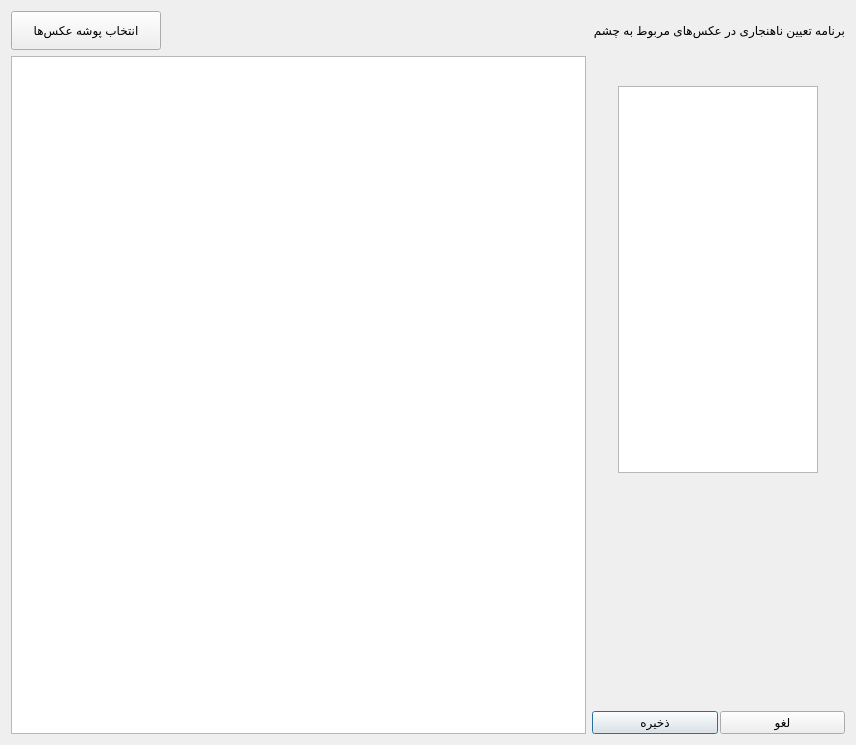
gnamiro/labelingImage, file retinal.ui: the form before one commit.
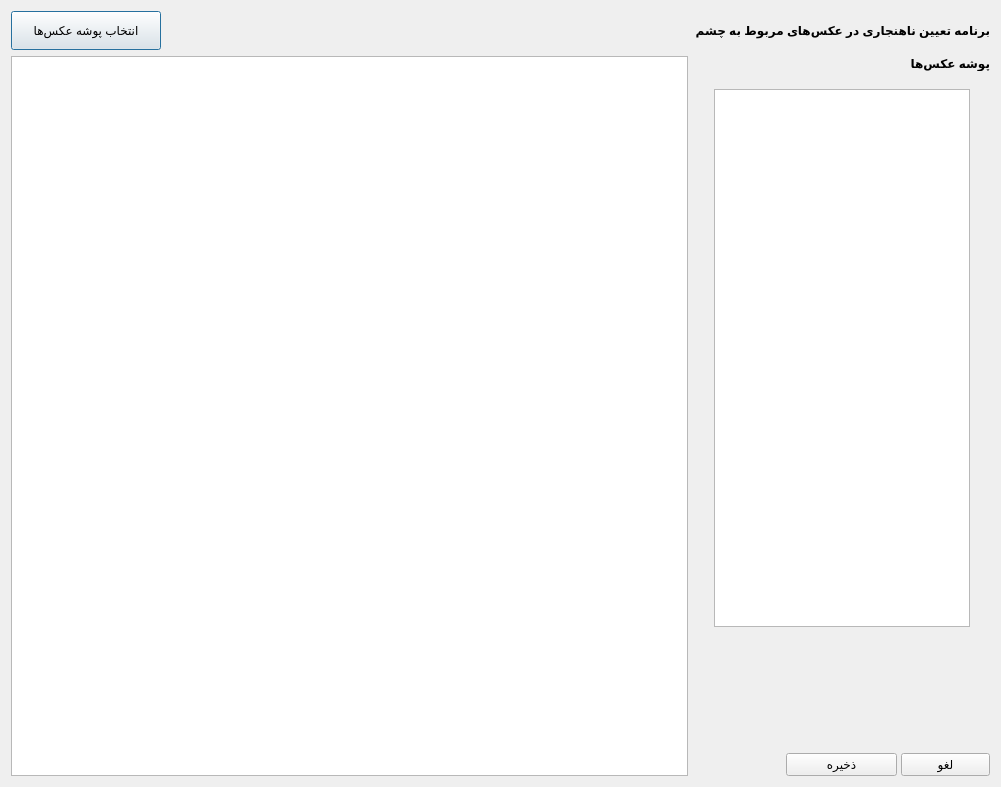
The form after the commit.

Commit message: FIX: fix resize problem of widgets inside app

```diff
--- a/retinal.ui
+++ b/retinal.ui
@@ -6,47 +6,14 @@
    <rect>
     <x>0</x>
     <y>0</y>
-    <width>856</width>
-    <height>745</height>
+    <width>1001</width>
+    <height>787</height>
    </rect>
   </property>
   <property name="windowTitle">
    <string>Dialog</string>
   </property>
-  <layout class="QGridLayout" name="gridLayout_2">
-   <item row="0" column="0">
     <layout class="QGridLayout" name="gridLayout">
-     <property name="sizeConstraint">
-      <enum>QLayout::SetFixedSize</enum>
-     </property>
-     <item row="0" column="1">
-      <widget class="QLabel" name="label">
-       <property name="text">
-        <string>برنامه تعیین ناهنجاری در عکس‌های مربوط به چشم</string>
-       </property>
-      </widget>
-     </item>
-     <item row="3" column="1">
-      <layout class="QHBoxLayout" name="horizontalLayout_3">
-       <property name="spacing">
-        <number>2</number>
-       </property>
-       <item alignment="Qt::AlignBottom">
-        <widget class="QPushButton" name="pushButton_2">
-         <property name="text">
-          <string>ذخیره</string>
-         </property>
-        </widget>
-       </item>
-       <item alignment="Qt::AlignBottom">
-        <widget class="QPushButton" name="pushButton">
-         <property name="text">
-          <string>لغو</string>
-         </property>
-        </widget>
-       </item>
-      </layout>
-     </item>
      <item row="0" column="0">
       <widget class="QPushButton" name="pushButton_3">
        <property name="sizePolicy">
@@ -81,40 +48,152 @@
        </property>
       </widget>
      </item>
-     <item row="1" column="1" rowspan="2" alignment="Qt::AlignHCenter">
+   <item row="2" column="2" rowspan="3">
+    <layout class="QVBoxLayout" name="verticalLayout_2">
+     <property name="spacing">
+      <number>18</number>
+     </property>
+     <property name="sizeConstraint">
+      <enum>QLayout::SetFixedSize</enum>
+     </property>
+     <item alignment="Qt::AlignRight|Qt::AlignTop">
+      <widget class="QLabel" name="label_2">
+       <property name="maximumSize">
+        <size>
+         <width>100</width>
+         <height>20</height>
+        </size>
+       </property>
+       <property name="styleSheet">
+        <string notr="true">font-weight: 599</string>
+       </property>
+       <property name="text">
+        <string>پوشه عکس‌ها</string>
+       </property>
+      </widget>
+     </item>
+     <item alignment="Qt::AlignHCenter">
       <widget class="QListWidget" name="listWidget">
+       <property name="enabled">
+        <bool>true</bool>
+       </property>
+       <property name="sizePolicy">
+        <sizepolicy hsizetype="Expanding" vsizetype="Expanding">
+         <horstretch>0</horstretch>
+         <verstretch>0</verstretch>
+        </sizepolicy>
+       </property>
        <property name="minimumSize">
         <size>
-         <width>200</width>
-         <height>350</height>
+         <width>220</width>
+         <height>538</height>
         </size>
        </property>
        <property name="maximumSize">
         <size>
-         <width>200</width>
-         <height>387</height>
+         <width>256</width>
+         <height>16777215</height>
         </size>
        </property>
       </widget>
      </item>
-     <item row="1" column="0" rowspan="3">
+    </layout>
+   </item>
+   <item row="2" column="0" rowspan="4" colspan="2">
       <widget class="QGraphicsView" name="graphicsView">
        <property name="sizePolicy">
-        <sizepolicy hsizetype="Expanding" vsizetype="Maximum">
-         <horstretch>0</horstretch>
+      <sizepolicy hsizetype="Expanding" vsizetype="Expanding">
+       <horstretch>17</horstretch>
          <verstretch>0</verstretch>
         </sizepolicy>
        </property>
+     <property name="minimumSize">
+      <size>
+       <width>589</width>
+       <height>0</height>
+      </size>
+     </property>
        <property name="maximumSize">
         <size>
          <width>16777215</width>
          <height>160000</height>
         </size>
        </property>
+     <property name="cursor" stdset="0">
+      <cursorShape>CrossCursor</cursorShape>
+     </property>
+    </widget>
+   </item>
+   <item row="5" column="2">
+    <layout class="QHBoxLayout" name="horizontalLayout_3">
+     <property name="spacing">
+      <number>4</number>
+     </property>
+     <property name="sizeConstraint">
+      <enum>QLayout::SetFixedSize</enum>
+     </property>
+     <item alignment="Qt::AlignRight|Qt::AlignBottom">
+      <widget class="QPushButton" name="pushButton_2">
+       <property name="sizePolicy">
+        <sizepolicy hsizetype="Fixed" vsizetype="Fixed">
+         <horstretch>0</horstretch>
+         <verstretch>0</verstretch>
+        </sizepolicy>
+       </property>
+       <property name="minimumSize">
+        <size>
+         <width>111</width>
+         <height>0</height>
+        </size>
+       </property>
+       <property name="maximumSize">
+        <size>
+         <width>162</width>
+         <height>23</height>
+        </size>
+       </property>
+       <property name="text">
+        <string>ذخیره</string>
+       </property>
+      </widget>
+     </item>
+     <item alignment="Qt::AlignBottom">
+      <widget class="QPushButton" name="pushButton">
+       <property name="sizePolicy">
+        <sizepolicy hsizetype="Expanding" vsizetype="Expanding">
+         <horstretch>0</horstretch>
+         <verstretch>0</verstretch>
+        </sizepolicy>
+       </property>
+       <property name="maximumSize">
+        <size>
+         <width>89</width>
+         <height>23</height>
+        </size>
+       </property>
+       <property name="text">
+        <string>لغو</string>
+       </property>
       </widget>
      </item>
     </layout>
    </item>
+   <item row="0" column="2" alignment="Qt::AlignRight">
+    <widget class="QLabel" name="label">
+     <property name="sizePolicy">
+      <sizepolicy hsizetype="Fixed" vsizetype="Preferred">
+       <horstretch>0</horstretch>
+       <verstretch>0</verstretch>
+      </sizepolicy>
+     </property>
+     <property name="styleSheet">
+      <string notr="true">font-weight: 500</string>
+     </property>
+     <property name="text">
+      <string>برنامه تعیین ناهنجاری در عکس‌های مربوط به چشم</string>
+     </property>
+    </widget>
+   </item>
   </layout>
  </widget>
  <resources/>
```
Left out of the diff: 3 changed lines with no effect on the pictures. Lines whose indentation alone changed are shown as unchanged. The commit also changes 1 other file.
